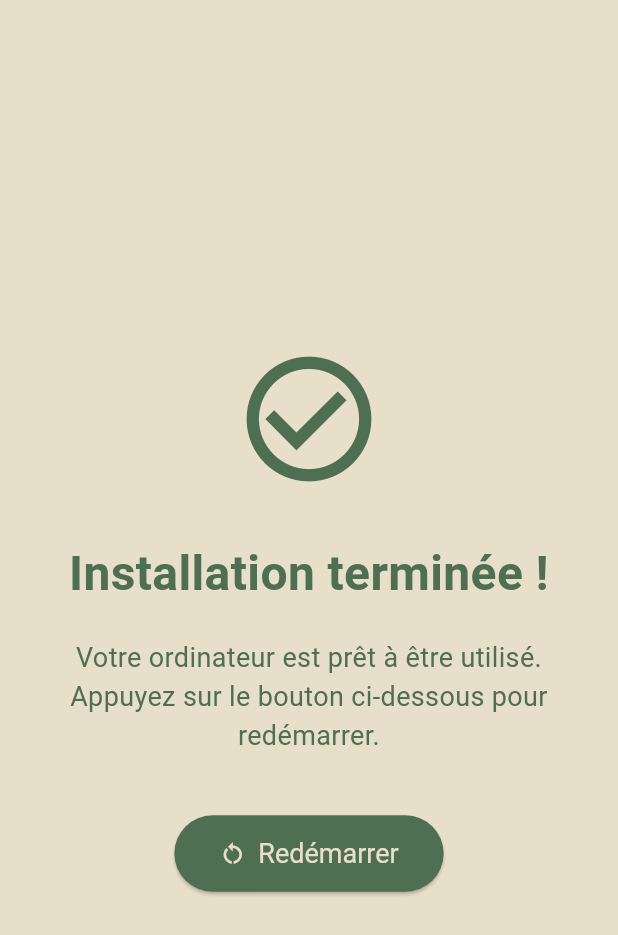
After one commit to RecyTech-me/installer, a Flutter app: the InstallSuccessPage screen opened directly, on a phone screen of 412 x 824 dp. The commit adds this screen. Shown: the top 935 px of the screen. Run offline on Flutter 3.47's test engine with Material 3 defaults, Android fonts, the phone set to English and light mode, and no system bars; our stand-ins replace flutter_svg.

Commit message:
added sucess page

```diff
--- a/lib/pages/setup_account.dart
+++ b/lib/pages/setup_account.dart
@@ -1,4 +1,5 @@
 import 'package:flutter/material.dart';
+import 'package:recytech_installer/pages/success_page.dart';
 import 'package:recytech_installer/utils/system.dart';
 
 class SetupAccountPage extends StatefulWidget {
@@ -30,6 +31,10 @@ class _SetupAccountPageState extends State<SetupAccountPage> {
 
       bool r = await System().userChange(username, password);
       if (r) {
+        Navigator.push(
+          context,
+          MaterialPageRoute(builder: (_) => const InstallSuccessPage()),
+        );
       } else {
         ScaffoldMessenger.of(
           context,
--- /dev/null
+++ b/lib/pages/success_page.dart
@@ -0,0 +1,64 @@
+import 'dart:io';
+import 'package:flutter/material.dart';
+
+class InstallSuccessPage extends StatelessWidget {
+  const InstallSuccessPage({super.key});
+
+  @override
+  Widget build(BuildContext context) {
+    return Scaffold(
+      backgroundColor: const Color.fromARGB(255, 232, 223, 202),
+      body: Center(
+        child: Padding(
+          padding: const EdgeInsets.symmetric(horizontal: 30.0),
+          child: Column(
+            mainAxisAlignment: MainAxisAlignment.center,
+            children: [
+              const Icon(
+                Icons.check_circle_outline,
+                size: 100,
+                color: Color.fromARGB(255, 79, 111, 82),
+              ),
+              const SizedBox(height: 30),
+              const Text(
+                'Installation terminée !',
+                style: TextStyle(
+                  fontSize: 32,
+                  fontWeight: FontWeight.bold,
+                  color: Color.fromARGB(255, 79, 111, 82),
+                ),
+                textAlign: TextAlign.center,
+              ),
+              const SizedBox(height: 20),
+              const Text(
+                'Votre ordinateur est prêt à être utilisé.\nAppuyez sur le bouton ci-dessous pour redémarrer.',
+                style: TextStyle(
+                  fontSize: 18,
+                  color: Color.fromARGB(255, 79, 111, 82),
+                ),
+                textAlign: TextAlign.center,
+              ),
+              const SizedBox(height: 40),
+              ElevatedButton.icon(
+                onPressed: () {},
+                icon: const Icon(Icons.restart_alt),
+                label: const Text('Redémarrer', style: TextStyle(fontSize: 18)),
+                style: ElevatedButton.styleFrom(
+                  backgroundColor: const Color.fromARGB(255, 79, 111, 82),
+                  foregroundColor: const Color.fromARGB(255, 232, 223, 202),
+                  padding: const EdgeInsets.symmetric(
+                    horizontal: 30,
+                    vertical: 15,
+                  ),
+                  shape: RoundedRectangleBorder(
+                    borderRadius: BorderRadius.circular(30),
+                  ),
+                ),
+              ),
+            ],
+          ),
+        ),
+      ),
+    );
+  }
+}
```
